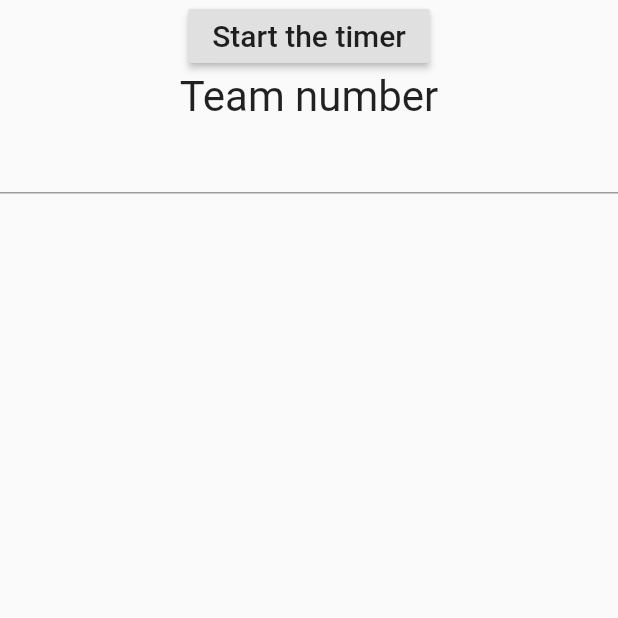
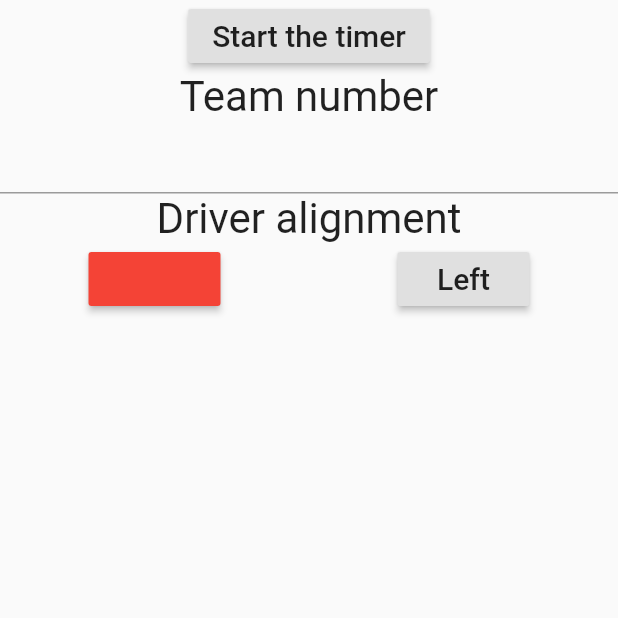
Before and after one commit to altalk23/scouting_app, a Flutter app: the InputScreen screen opened directly, on a phone screen of 412 x 824 dp, the top half of it. Run offline on Flutter 3.47's test engine with Material 2 defaults, Android fonts, the phone set to English and light mode, and no system bars; our stand-ins replace qr_flutter.

Commit message:
Split up dart file, part 7 Add driver station

```diff
--- a/lib/demo.dart
+++ b/lib/demo.dart
@@ -1,4 +1,3 @@
-import 'dart:io';
 import 'package:scouting_app/loop_list.dart';
 
 void main() {
--- /dev/null
+++ b/lib/input/driver_station.dart
@@ -0,0 +1,45 @@
+import 'package:flutter/material.dart';
+import 'package:scouting_app/loop_list.dart';
+import 'package:scouting_app/widget/custom_button.dart';
+import 'package:scouting_app/widget/custom_label.dart';
+
+class DriverStation extends StatelessWidget {
+    DriverStation({this.onColorPressed, this.onAlignmentPressed, this.colorList, this.alignmentList, this.label});
+    final VoidCallback onColorPressed, onAlignmentPressed;
+    final LoopList colorList, alignmentList;
+    final String label;
+
+    @override
+    Widget build(BuildContext context) {
+        return Column(
+            children: <Widget>[
+                CustomLabel(
+                    label,
+                    style: TextStyle(
+                        fontSize: 28.0,
+                    ),
+                ),
+
+                Row(
+                    mainAxisAlignment: MainAxisAlignment.spaceAround,
+                    children: <Widget>[
+                        CustomButton(
+                            color: colorList[0],
+                            onPressed: onColorPressed,
+                        ),
+                        CustomButton(
+                            child: CustomLabel(
+                                alignmentList[0],
+                                style: TextStyle(
+                                    fontSize: 20.0,
+                                ),
+                            ),
+                            onPressed: onAlignmentPressed,
+                        ),
+                    ],
+                ),
+            ],
+        );
+    }
+
+}
--- a/lib/input/team_number.dart
+++ b/lib/input/team_number.dart
@@ -24,7 +24,7 @@ class TeamNumber extends StatelessWidget {
                     style: TextStyle(
                         fontSize: 20.0,
                     ),
-                    onChanged: onChanged;
+                    onChanged: onChanged,
                 ),
             ],
         );
--- a/lib/screen/input_screen.dart
+++ b/lib/screen/input_screen.dart
@@ -1,6 +1,7 @@
 import 'dart:core';
 
 import 'package:flutter/material.dart';
+import 'package:scouting_app/input/driver_station.dart';
 
 import 'package:scouting_app/input/stopwatch.dart';
 import 'package:scouting_app/input/team_number.dart';
@@ -26,9 +27,14 @@ class _InputScreen extends State<InputScreen> {
         // All text initializations
         labelList['stopwatch'] = new LoopList(['Start the timer', 'End the timer']);
         labelList['team_number'] = new LoopList(['Team number']);
+        labelList['driver_station'] = new LoopList(['Driver alignment']);
+        labelList['driver_station_alignment'] = new LoopList(['Left', 'Middle', 'Right']);
+        labelList['driver_station_color'] = new LoopList([Colors.red, Colors.blue]);
 
         // All map initializations
         mainMap['team_number'] = '';
+        mainMap['driver_station_alignment'] = labelList['driver_station_alignment'][0];
+        mainMap['driver_station_color'] = labelList['driver_station_color'][0];
     }
 
     @override
@@ -59,7 +65,25 @@ class _InputScreen extends State<InputScreen> {
                         onChanged: (String string) {
                             mainMap['team_number'] = string;
                         },
-                    )
+                    ),
+                    //--------------------------------------------------------//
+                    DriverStation(
+                        label: labelList['driver_station'][0],
+                        colorList: labelList['driver_station_color'],
+                        alignmentList: labelList['driver_station_alignment'],
+                        onColorPressed: () {
+                            setState(() {
+                                labelList['driver_station_color'].loop();
+                                mainMap['driver_station_color'] = labelList['driver_station_color'][0];
+                            });
+                        },
+                        onAlignmentPressed: () {
+                            setState(() {
+                                labelList['driver_station_alignment'].loop();
+                                mainMap['driver_station_alignment'] = labelList['driver_station_alignment'][0];
+                            });
+                        },
+                    ),
                 ],
             ),
         );
```
Also changed, not shown: lib/main.dart (+1 -41 lines).
